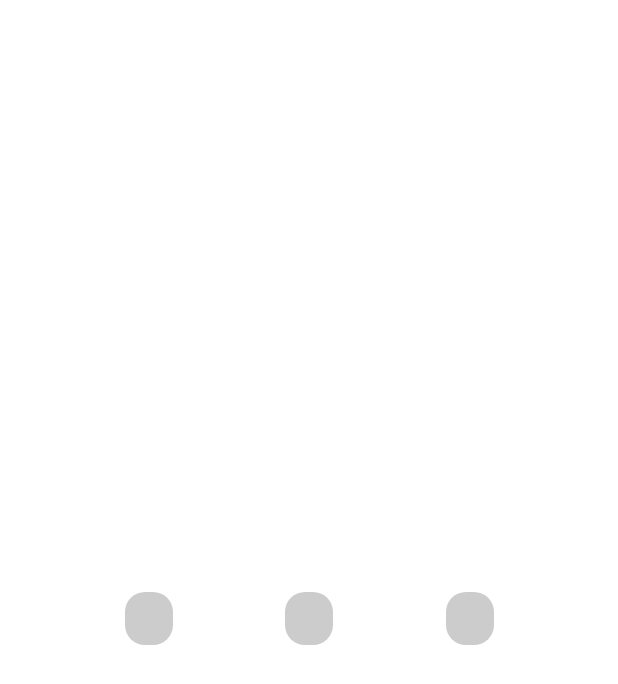
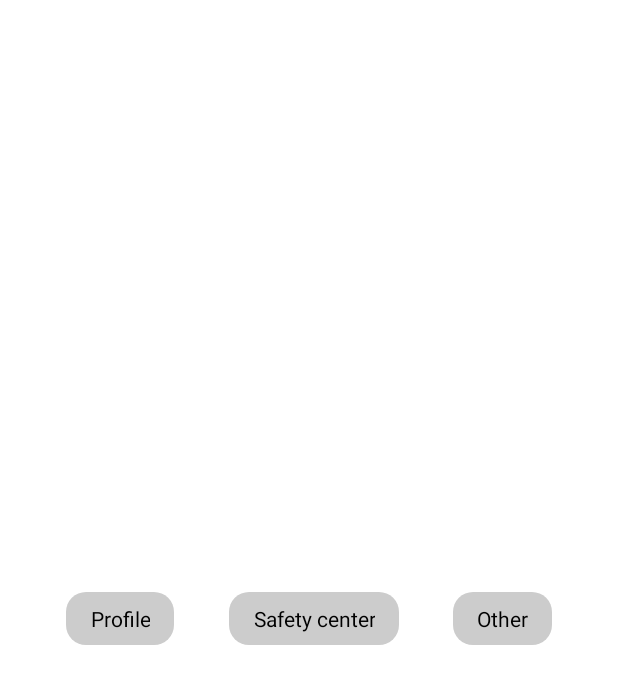
Before and after one commit to andrewbel31/stateful-animations, an Android app: the layout activity_main.xml on its own in the app's theme, with its tools: preview values and no code run, on a phone screen of 412 x 824 dp. Shown: the top 684 px of the screen. Run offline under Robolectric (Android 15) with nearby library versions, the phone set to English and light mode, and no system bars.

Commit message:
simplify selection

```diff
--- a/app/src/main/java/com/andreibelous/statefulanimations/SelectableTextView.kt
+++ b/app/src/main/java/com/andreibelous/statefulanimations/SelectableTextView.kt
@@ -61,13 +61,7 @@ class SelectableTextView
         }
     }
 
-    fun bind(
-        text: CharSequence,
-        isSelected: Boolean
-    ) {
-        if (this.text != text) {
-            this.text = text
-        }
+    fun bind(isSelected: Boolean) {
         animatedBackgroundColor.value = if (isSelected) Color.BLACK else Color.LTGRAY
         animatedTextColor.value = if (isSelected) Color.WHITE else Color.BLACK
         animatedScale.value = if (isSelected) 1.2f else 1f
--- a/app/src/main/res/layout/activity_main.xml
+++ b/app/src/main/res/layout/activity_main.xml
@@ -16,6 +16,7 @@
         android:paddingTop="8dp"
         android:paddingEnd="16dp"
         android:paddingBottom="8dp"
+        android:text="Profile"
         android:textColor="@color/black"
         app:layout_constraintBottom_toBottomOf="parent"
         app:layout_constraintEnd_toStartOf="@+id/tab2"
@@ -33,6 +34,7 @@
         android:paddingTop="8dp"
         android:paddingEnd="16dp"
         android:paddingBottom="8dp"
+        android:text="Safety center"
         android:textColor="@color/black"
         app:layout_constraintBottom_toBottomOf="@id/tab1"
         app:layout_constraintEnd_toStartOf="@+id/tab3"
@@ -49,6 +51,7 @@
         android:paddingTop="8dp"
         android:paddingEnd="16dp"
         android:paddingBottom="8dp"
+        android:text="Other"
         android:textColor="@color/black"
         app:layout_constraintBottom_toBottomOf="@id/tab1"
         app:layout_constraintEnd_toEndOf="parent"
```
Also changed, not shown: app/src/main/java/com/andreibelous/statefulanimations/MainActivity.kt (+12 -12 lines).
